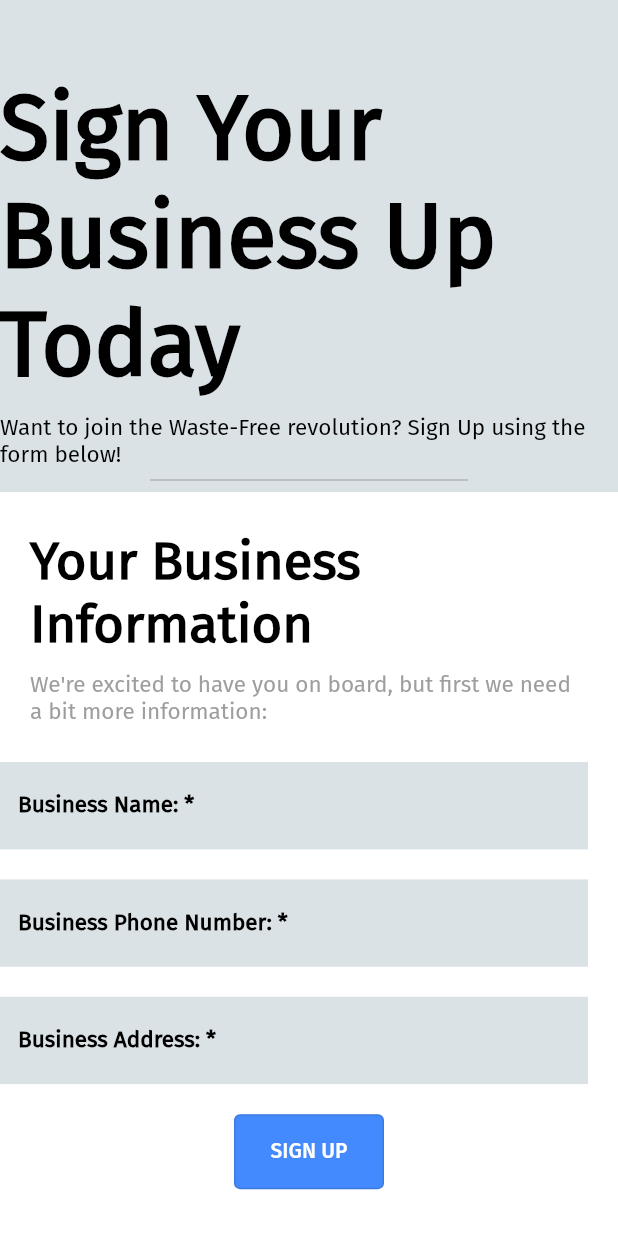
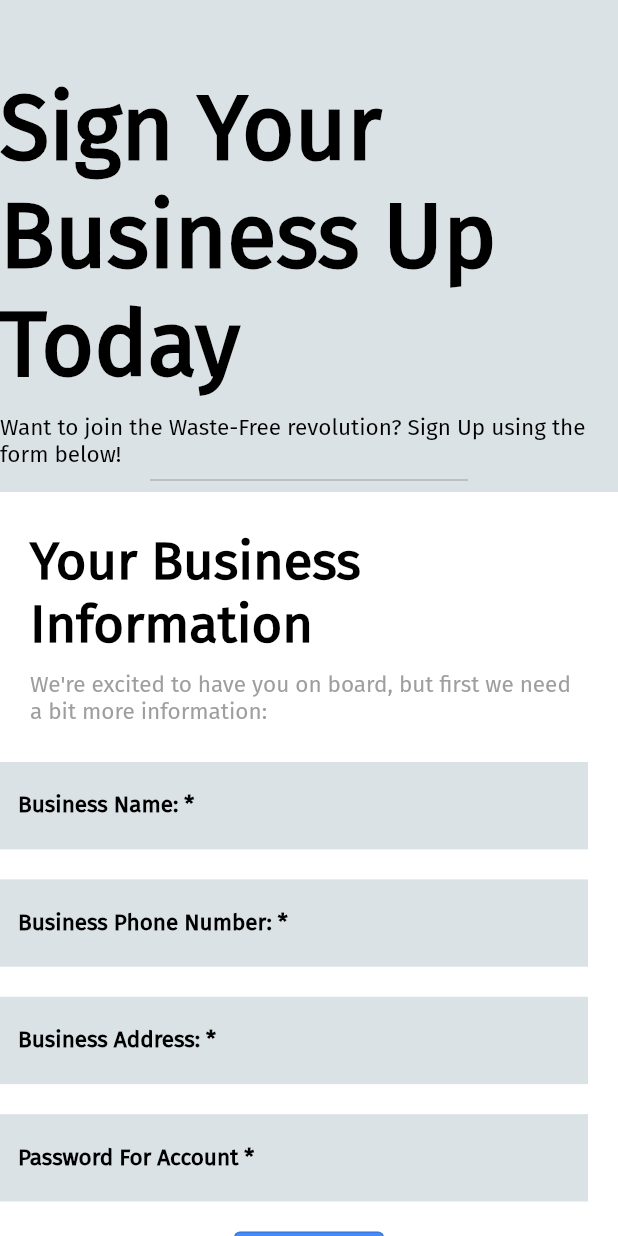
Before and after one commit to asarwath687/foodWaste, a Flutter app: the SignUpPageWidget screen opened directly, on a phone screen of 412 x 824 dp. Run offline on Flutter 3.47's test engine with Material 2 defaults, Android fonts, the light colour scheme and no system bars; our stand-ins replace google_fonts; missing offline and left inert: dart:html.

Commit message:
Fixed up and cleaned up text inputs

```diff
--- a/foodwastedsc/lib/order.dart
+++ b/foodwastedsc/lib/order.dart
@@ -180,6 +180,7 @@ class GeneratedOrderPageWidget extends StatelessWidget {
                   padding: const EdgeInsets.fromLTRB(0, 10, 20, 0),
                   width: 570.0,
                   child: new TextField(
+                    keyboardType: TextInputType.datetime,
                     decoration: InputDecoration(
                       labelText: "Time of Arrival: *",
                       labelStyle: TextStyle(
--- a/foodwastedsc/lib/signup.dart
+++ b/foodwastedsc/lib/signup.dart
@@ -1,4 +1,5 @@
 import 'package:flutter/material.dart';
+import 'package:flutter/services.dart';
 import 'package:google_fonts/google_fonts.dart';
 
 import 'dart:html';
@@ -109,6 +110,7 @@ class SignUpPageWidget extends StatelessWidget {
                   padding: const EdgeInsets.fromLTRB(0, 10, 20, 0),
                   width: 570.0,
                   child: new TextField(
+                    keyboardType: TextInputType.phone,
                     decoration: InputDecoration(
                       labelText: "Business Phone Number: *",
                       labelStyle: TextStyle(
@@ -128,8 +130,31 @@ class SignUpPageWidget extends StatelessWidget {
                   padding: const EdgeInsets.fromLTRB(0, 20, 20, 0),
                   width: 570,
                   child: new TextField(
+                    keyboardType: TextInputType.streetAddress,
+                    textCapitalization: TextCapitalization.words,
                     decoration: InputDecoration(
                       labelText: "Business Address: *",
+                      labelStyle: TextStyle(
+                        decoration: TextDecoration.none,
+                        fontFamily: 'FiraSans',
+                        fontSize: 15.0,
+                        fontWeight: FontWeight.bold,
+                        color: Colors.black,
+                      ),
+                      border: InputBorder.none,
+                      fillColor: Color.fromRGBO(218, 226, 230, 1.0),
+                      filled: true,
+                    ),
+                  ),
+                ),
+                Container(
+                  padding: const EdgeInsets.fromLTRB(0, 20, 20, 0),
+                  width: 570,
+                  child: new TextField(
+                    obscureText: true,
+                    decoration: InputDecoration(
+                      labelText: "Password For Account *",
+                      hintText: "Make sure this is strong!",
                       labelStyle: TextStyle(
                         decoration: TextDecoration.none,
                         fontFamily: 'FiraSans',
```
